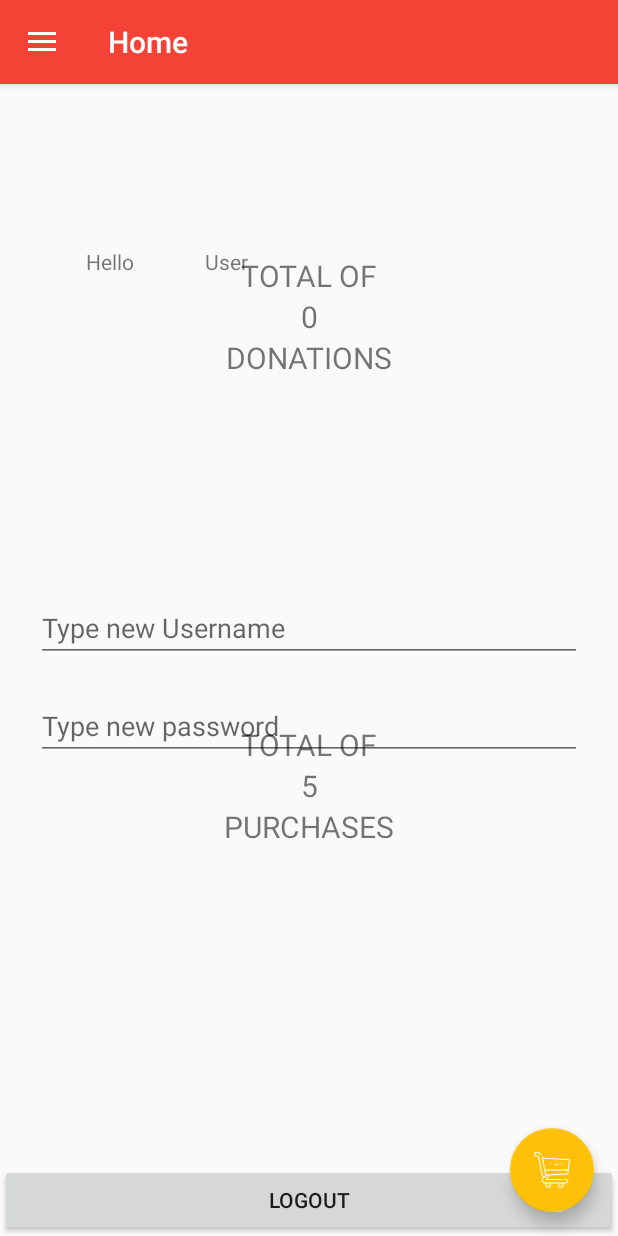
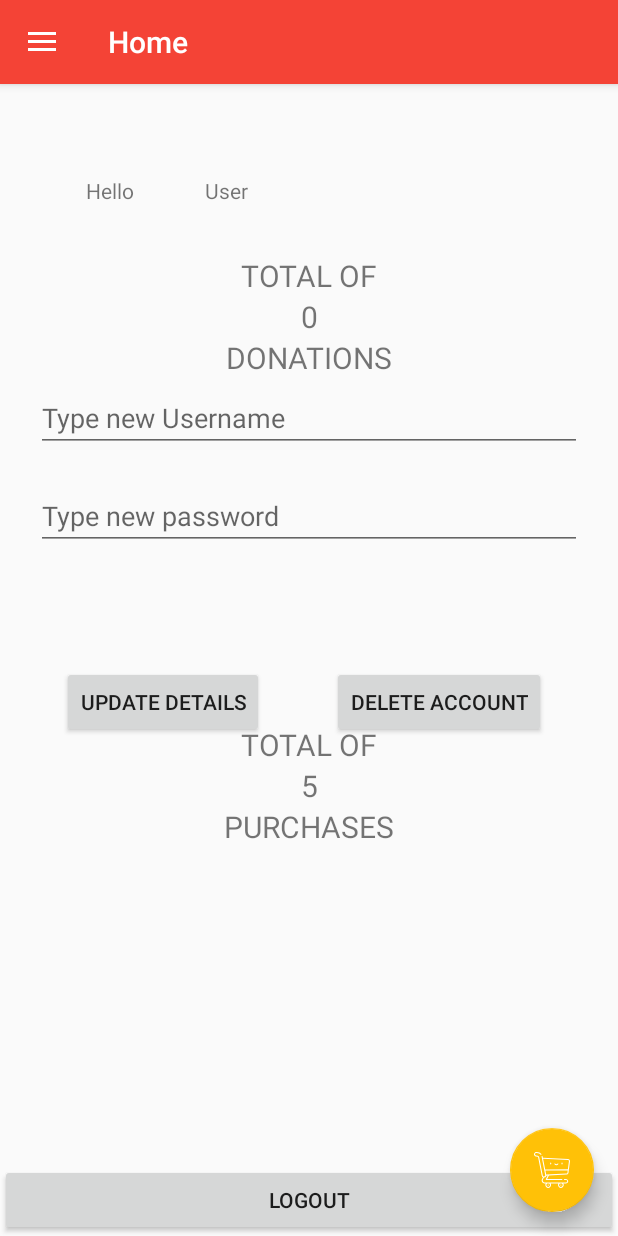
Before and after one commit to stefaniamak/Verop, an Android app: the fragment ProfileMenu placed in its activity, on a phone screen of 412 x 824 dp. Run offline under Robolectric (Android 15) with nearby library versions, the phone set to English and light mode, and no system bars; our stand-ins replace Room's generated code, navigation-ui.

Commit message:
user update and delete done

```diff
--- a/app/src/main/java/com/example/simpleeshop/database/MyDao.java
+++ b/app/src/main/java/com/example/simpleeshop/database/MyDao.java
@@ -65,6 +65,7 @@ public interface MyDao {
     @Query("SELECT * FROM users WHERE id = :id")
     public List<User> getUsersById(int id);
 
+
     @Query("SELECT * FROM users WHERE username = :username")
     public List<User> userExists(String username);
 
--- a/app/src/main/res/layout/fragment_user_details.xml
+++ b/app/src/main/res/layout/fragment_user_details.xml
@@ -42,47 +42,16 @@
         android:layout_width="0dp"
         android:layout_height="wrap_content"
         android:layout_marginStart="24dp"
-        android:layout_marginTop="340dp"
+        android:layout_marginTop="200dp"
         android:layout_marginEnd="24dp"
         android:hint="Type new Username"
         android:inputType="textEmailAddress"
         android:selectAllOnFocus="true"
+        app:layout_constraintBottom_toTopOf="@+id/password"
         app:layout_constraintEnd_toEndOf="parent"
-        app:layout_constraintHorizontal_bias="1.0"
+        app:layout_constraintHorizontal_bias="0.0"
         app:layout_constraintStart_toStartOf="parent"
         app:layout_constraintTop_toTopOf="parent" />
-
-    <Button
-        android:id="@+id/deleteButton"
-        android:layout_width="wrap_content"
-        android:layout_height="wrap_content"
-        android:layout_marginTop="89dp"
-        android:layout_marginEnd="44dp"
-
-        android:layout_marginRight="44dp"
-        android:layout_marginBottom="352dp"
-        android:text="Delete account"
-        app:layout_constraintBottom_toTopOf="@+id/logoutButton"
-        app:layout_constraintEnd_toEndOf="parent"
-        app:layout_constraintTop_toBottomOf="@+id/password"
-        app:layout_constraintVertical_bias="0.035"
-        tools:ignore="MissingConstraints,OnClick" />
-
-    <Button
-        android:id="@+id/updateButton"
-        android:layout_width="wrap_content"
-        android:layout_height="wrap_content"
-        android:layout_marginTop="89dp"
-        android:layout_marginBottom="352dp"
-
-        android:text="Update details"
-        app:layout_constraintBottom_toTopOf="@+id/logoutButton"
-        app:layout_constraintEnd_toStartOf="@+id/deleteButton"
-        app:layout_constraintHorizontal_bias="0.478"
-        app:layout_constraintStart_toStartOf="parent"
-        app:layout_constraintTop_toBottomOf="@+id/password"
-        app:layout_constraintVertical_bias="0.035"
-        tools:ignore="MissingConstraints,OnClick" />
 
     <EditText
         android:id="@+id/password"
@@ -102,6 +71,39 @@
         app:layout_constraintTop_toBottomOf="@+id/username" />
 
     <Button
+        android:id="@+id/deleteButton"
+        android:layout_width="wrap_content"
+        android:layout_height="wrap_content"
+        android:layout_marginTop="89dp"
+        android:layout_marginEnd="48dp"
+
+        android:layout_marginRight="48dp"
+        android:layout_marginBottom="352dp"
+        android:text="Delete account"
+        app:layout_constraintBottom_toTopOf="@+id/logoutButton"
+        app:layout_constraintEnd_toEndOf="parent"
+        app:layout_constraintTop_toBottomOf="@+id/password"
+        app:layout_constraintVertical_bias="0.152"
+        tools:ignore="MissingConstraints,OnClick" />
+
+    <Button
+        android:id="@+id/updateButton"
+        android:layout_width="wrap_content"
+        android:layout_height="wrap_content"
+        android:layout_marginTop="89dp"
+        android:layout_marginBottom="352dp"
+
+        android:text="Update details"
+        app:layout_constraintBottom_toTopOf="@+id/logoutButton"
+        app:layout_constraintEnd_toStartOf="@+id/deleteButton"
+        app:layout_constraintHorizontal_bias="0.477"
+        app:layout_constraintStart_toStartOf="parent"
+        app:layout_constraintTop_toBottomOf="@+id/password"
+        app:layout_constraintVertical_bias="0.152"
+        tools:ignore="MissingConstraints,OnClick" />
+
+
+    <Button
         android:id="@+id/logoutButton"
         android:layout_width="match_parent"
         android:layout_height="wrap_content"
```
Also changed, not shown: app/src/main/java/com/example/simpleeshop/ui/account/UserDetails.java (+30 -8 lines).
